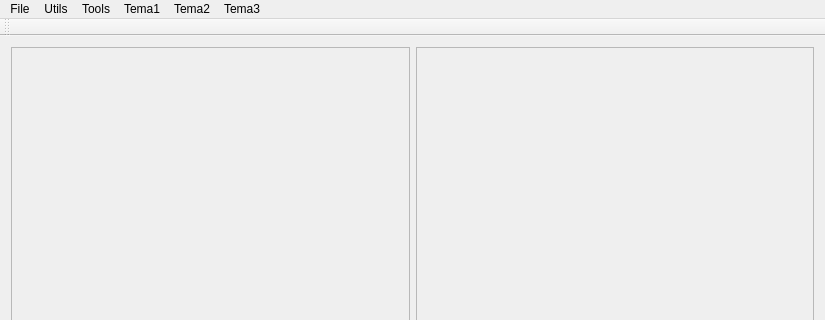
This is QTFramework/ImageProcessing/mainwindow.ui in SerbanNasui/procesare-imagine as Qt 5 draws it before an edit; both pictures show x 0 to 825 and y 0 to 320 of the 825 by 490 pixel window. The edited form follows.
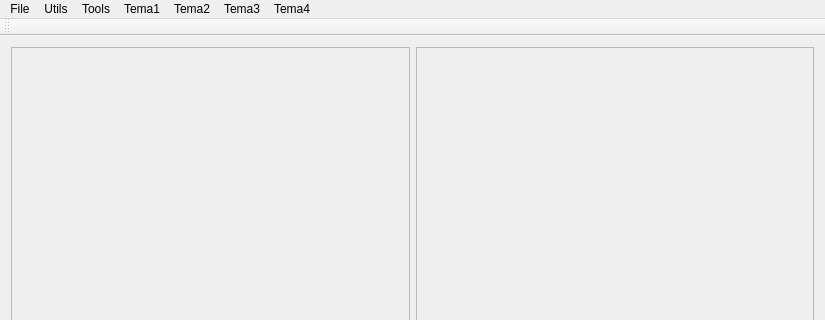
This is the edited form.

The edit to the form file:
```diff
--- a/QTFramework/ImageProcessing/mainwindow.ui
+++ b/QTFramework/ImageProcessing/mainwindow.ui
@@ -180,12 +180,19 @@
     </property>
     <addaction name="actionColorBinarization"/>
    </widget>
+   <widget class="QMenu" name="menuTema4">
+    <property name="title">
+     <string>Tema4</string>
+    </property>
+    <addaction name="actionMeanFilter"/>
+   </widget>
    <addaction name="menuFile"/>
    <addaction name="menuLaunch_Smart_Dialog"/>
    <addaction name="menuTools"/>
    <addaction name="menuTema1"/>
    <addaction name="menuTema2"/>
    <addaction name="menuTema3"/>
+   <addaction name="menuTema4"/>
   </widget>
   <widget class="QToolBar" name="mainToolBar">
    <attribute name="toolBarArea">
```
Left out of the diff: 5 changed lines with no effect on the pictures.
